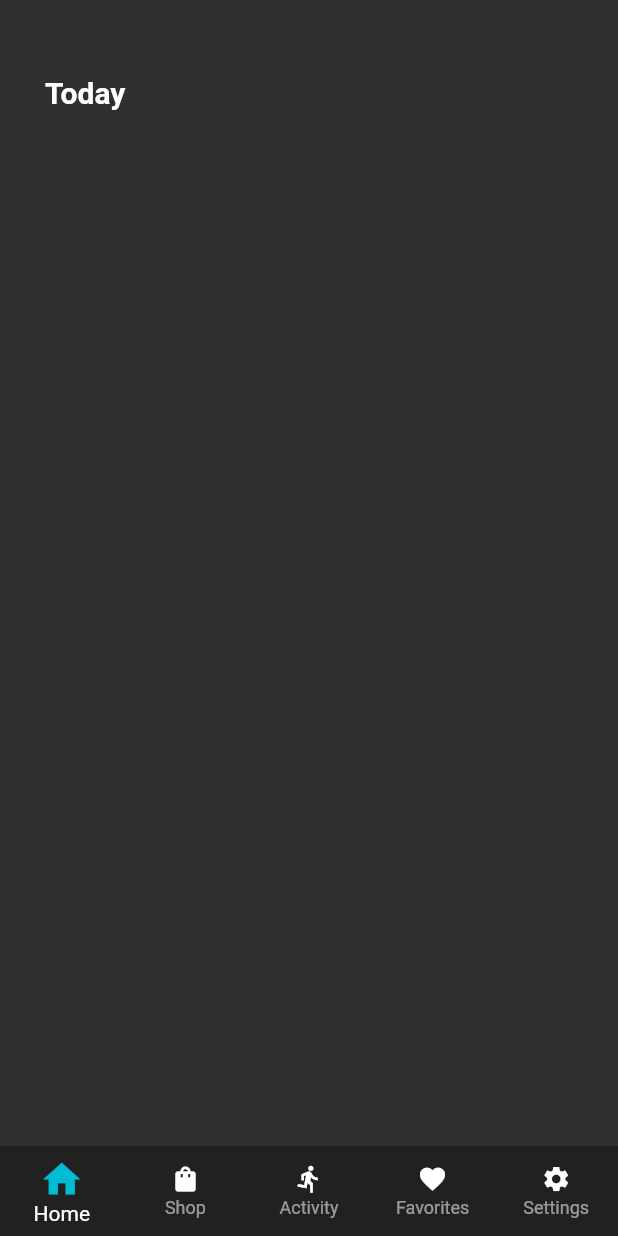
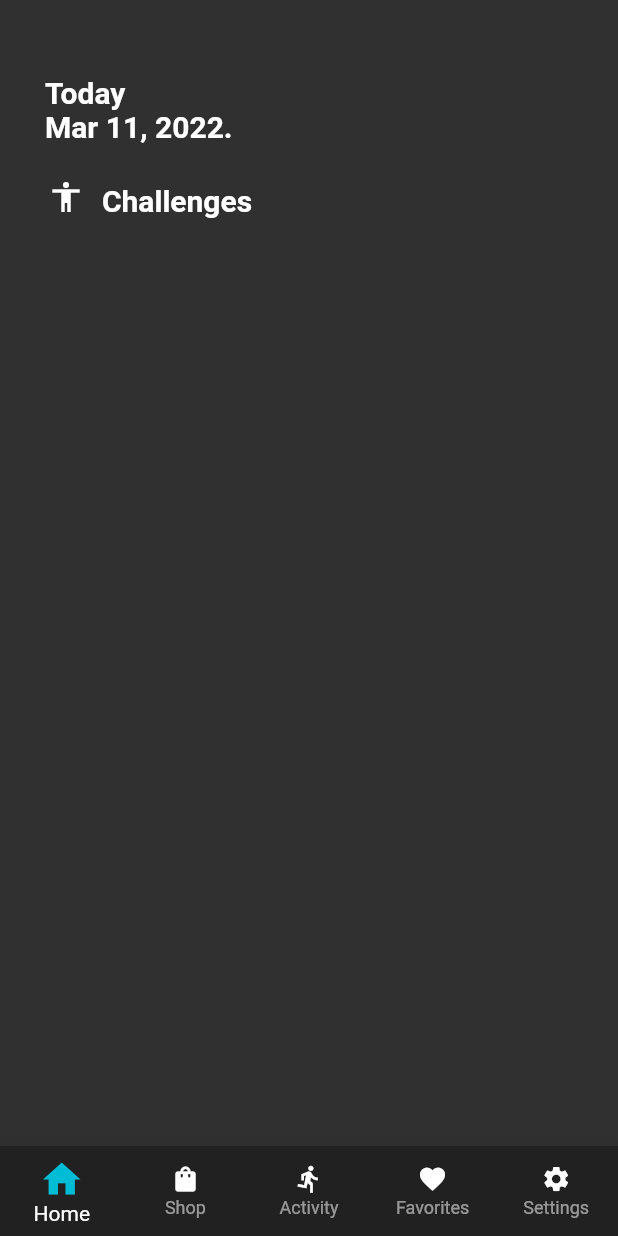
Before and after one commit to 0501rj25/NEED, a Flutter app: the screen it shows after launch, after a tap on the "arrow forward" icon, on a phone screen of 412 x 824 dp. Run offline on Flutter 3.47's test engine with Material 2 defaults, Android fonts, the phone set to English and light mode, and no system bars.

Commit message:
bottombar and home page complete

```diff
--- a/lib/pages/home_bottom.dart
+++ b/lib/pages/home_bottom.dart
@@ -1,4 +1,5 @@
 import 'package:flutter/material.dart';
+import 'package:intl/intl.dart';
 
 class MyHomeBottom extends StatefulWidget {
   const MyHomeBottom({Key? key}) : super(key: key);
@@ -8,8 +9,10 @@ class MyHomeBottom extends StatefulWidget {
 }
 
 class _MyHomeBottomState extends State<MyHomeBottom> {
+  DateTime currentdate = DateTime.now();
   @override
   Widget build(BuildContext context) {
+    String _formattedate = DateFormat.yMMMd().format(currentdate);
     return MaterialApp(
       debugShowCheckedModeBanner: false,
       theme: ThemeData.dark(),
@@ -24,16 +27,52 @@ class _MyHomeBottomState extends State<MyHomeBottom> {
                     padding: const EdgeInsets.only(top: 50.0, left: 30.0),
                     height: 100,
                     width: MediaQuery.of(context).size.width,
-                    //color: Colors.amber,
-                    child: const Text(
-                      "Today",
-                      style: TextStyle(
+                    child: Text(
+                      'Today\n$_formattedate. ',
+                      style: const TextStyle(
                           color: Colors.white,
                           fontWeight: FontWeight.bold,
                           fontSize: 20.0,
                           fontStyle: FontStyle.normal),
                     ),
                   ),
+                  Padding(
+                    padding: const EdgeInsets.only(top: 20),
+                    child: SingleChildScrollView(
+                      scrollDirection: Axis.vertical,
+                      child: Column(
+                        mainAxisAlignment: MainAxisAlignment.start,
+                        children: [
+                          Container(
+                            padding: const EdgeInsets.only(left: 30),
+                            height: 200,
+                            width: MediaQuery.of(context).size.width,
+                            child: RichText(
+                              text: TextSpan(
+                                style: Theme.of(context).textTheme.bodyLarge,
+                                children: const [
+                                  //TextSpan(text: 'Created with '),
+                                  WidgetSpan(
+                                    child: Padding(
+                                      padding:
+                                          EdgeInsets.symmetric(horizontal: 2.0),
+                                      child: Icon(Icons.accessibility),
+                                    ),
+                                  ),
+                                  TextSpan(
+                                    text: '  Challenges',
+                                    style: TextStyle(
+                                        fontWeight: FontWeight.bold,
+                                        fontSize: 20.0),
+                                  ),
+                                ],
+                              ),
+                            ),
+                          ),
+                        ],
+                      ),
+                    ),
+                  )
                 ],
               ),
             ],
```
Also changed, not shown: assets/challenges.png (added).
